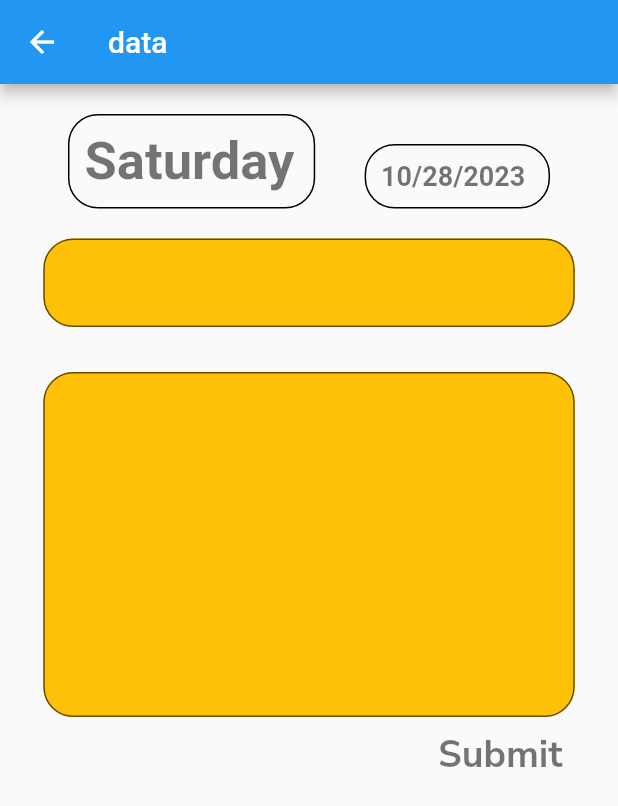
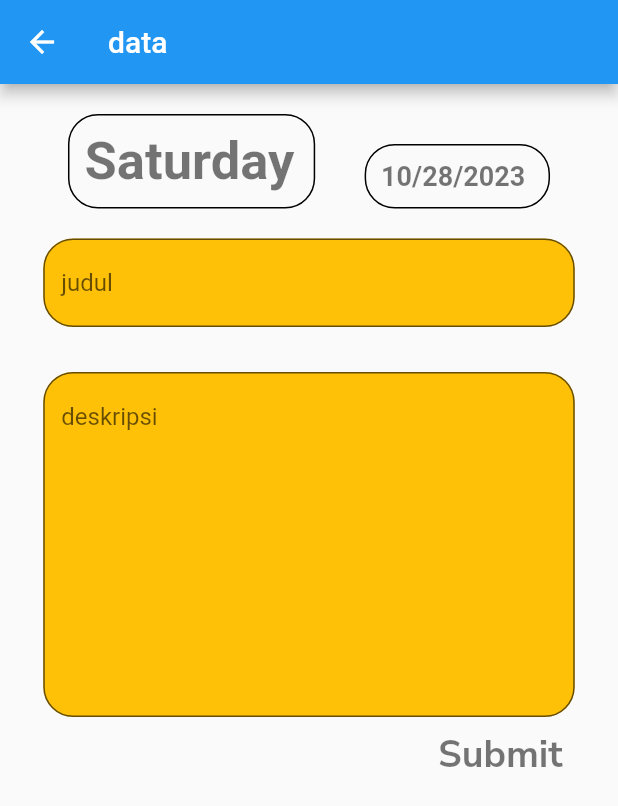
Before and after one commit to HgRayhan08/todoList_app, a Flutter app: the CreateTodoScreen screen opened by its route, on a phone screen of 412 x 824 dp. Shown: the top 806 px of the screen. Run offline on Flutter 3.47's test engine with Material 2 defaults, Android fonts, the phone set to English and light mode, and no system bars; our stand-ins replace google_fonts, sqflite; accounts and stored records are empty.

```diff
--- a/lib/screen/create_todo_screen.dart
+++ b/lib/screen/create_todo_screen.dart
@@ -1,7 +1,10 @@
 import 'package:flutter/material.dart';
 import 'package:intl/intl.dart';
+import 'package:todo_list/model/todo_model.dart';
+import 'package:todo_list/service/db/database_helper.dart';
 import 'package:todo_list/widgets/card_day.dart';
 import 'package:todo_list/widgets/textFormField_widgets.dart';
+import 'package:uuid/uuid.dart';
 
 // ignore: must_be_immutable
 class CreateTodoScreen extends StatelessWidget {
@@ -22,6 +25,11 @@ class CreateTodoScreen extends StatelessWidget {
     final String formatDate = format.format(now);
     return formatDate;
   }
+
+  TextEditingController judulTodo = TextEditingController();
+  TextEditingController deskripsi = TextEditingController();
+
+  var uuid = Uuid();
 
   @override
   Widget build(BuildContext context) {
@@ -56,17 +64,35 @@ class CreateTodoScreen extends StatelessWidget {
           ),
           TextFormFieldWidgets(
             maxlines: 1,
+            hintText: "judul",
+            controller: judulTodo,
           ),
           const SizedBox(
             height: 30,
           ),
           TextFormFieldWidgets(
             maxlines: 10,
+            hintText: "deskripsi",
+            controller: deskripsi,
           ),
           Align(
             alignment: Alignment.centerRight,
             child: TextButton(
-              onPressed: () {},
+              onPressed: () {
+                if (judulTodo.text == "" || deskripsi.text == "") {
+                  print("gagal");
+                } else {
+                  // print("berhasil");
+                  DataBaseHelper().insertTodo(
+                    TodoList(
+                      id: uuid.v4(),
+                      tanggal: nowDate,
+                      judul: judulTodo.text,
+                      todo: deskripsi.text,
+                    ),
+                  );
+                }
+              },
               child: Text(
                 "Submit",
                 style: Theme.of(context).textTheme.displaySmall!.copyWith(
--- a/lib/widgets/textFormField_widgets.dart
+++ b/lib/widgets/textFormField_widgets.dart
@@ -1,17 +1,26 @@
 import 'package:flutter/material.dart';
 
+// ignore: must_be_immutable
 class TextFormFieldWidgets extends StatelessWidget {
   int maxlines;
-  TextFormFieldWidgets({super.key, required this.maxlines});
+  String hintText;
+  TextEditingController controller;
+  TextFormFieldWidgets(
+      {super.key,
+      required this.hintText,
+      required this.controller,
+      required this.maxlines});
 
   @override
   Widget build(BuildContext context) {
     return TextFormField(
+      controller: controller,
       maxLines: maxlines,
-      decoration: const InputDecoration(
+      decoration: InputDecoration(
+        hintText: hintText,
         filled: true,
         fillColor: Colors.amber,
-        focusedBorder: OutlineInputBorder(
+        focusedBorder: const OutlineInputBorder(
           borderRadius: BorderRadius.all(
             Radius.circular(
               20,
```
Also changed, not shown: lib/screen/home_screen.dart (+31 -8 lines), lib/service/db/database_helper.dart (+53 -20 lines), lib/widgets/dialog_widgets.dart (added, +35 -0 lines), lib/widgets/listTile_widgets.dart (+21 -1 lines), lib/widgets/platform_widgets.dart (added, +25 -0 lines).
